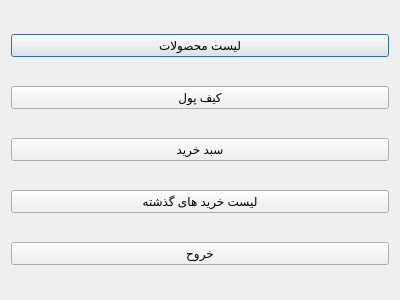
This is menu/client_meno.ui in AP-projects-4001/alsa as Qt 5 draws it before an edit. The edited form follows.
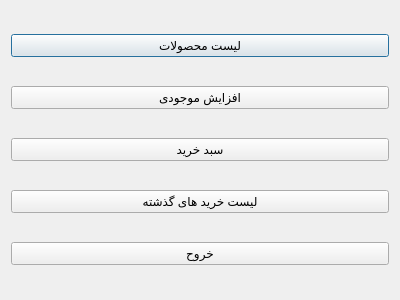
This is the edited form.

What changed in the file:
```diff
--- a/menu/client_meno.ui
+++ b/menu/client_meno.ui
@@ -24,7 +24,7 @@
    <item>
     <widget class="QPushButton" name="pushButton_4">
      <property name="text">
-      <string>کیف پول</string>
+      <string>افزایش موجودی</string>
      </property>
     </widget>
    </item>
```
